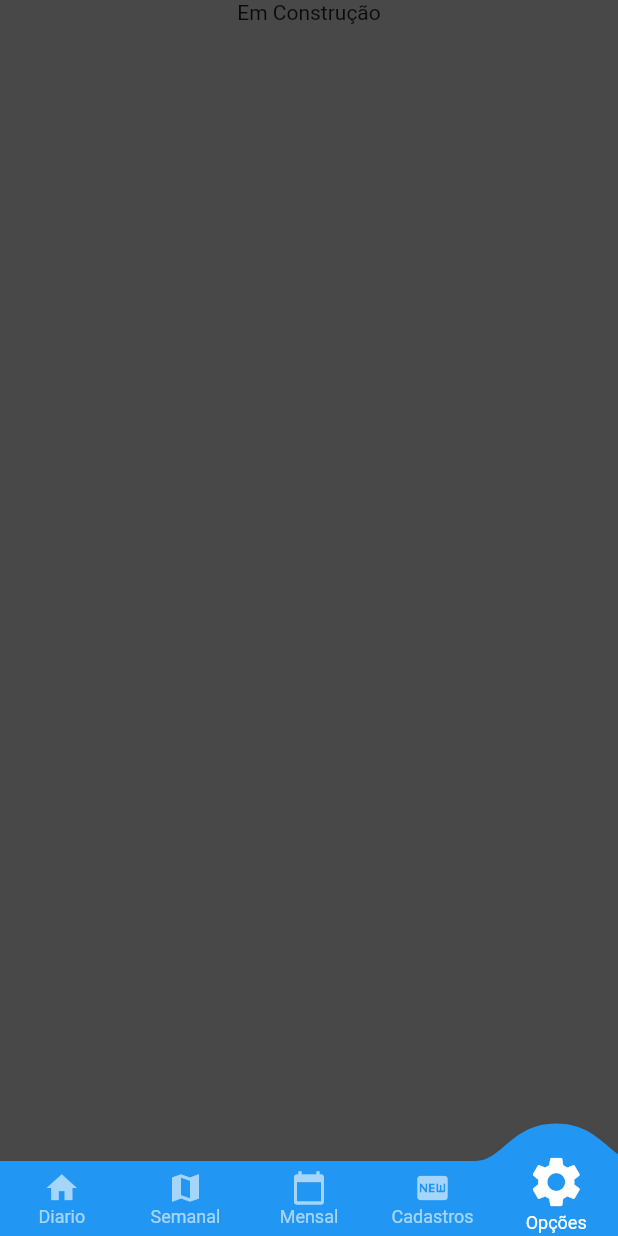
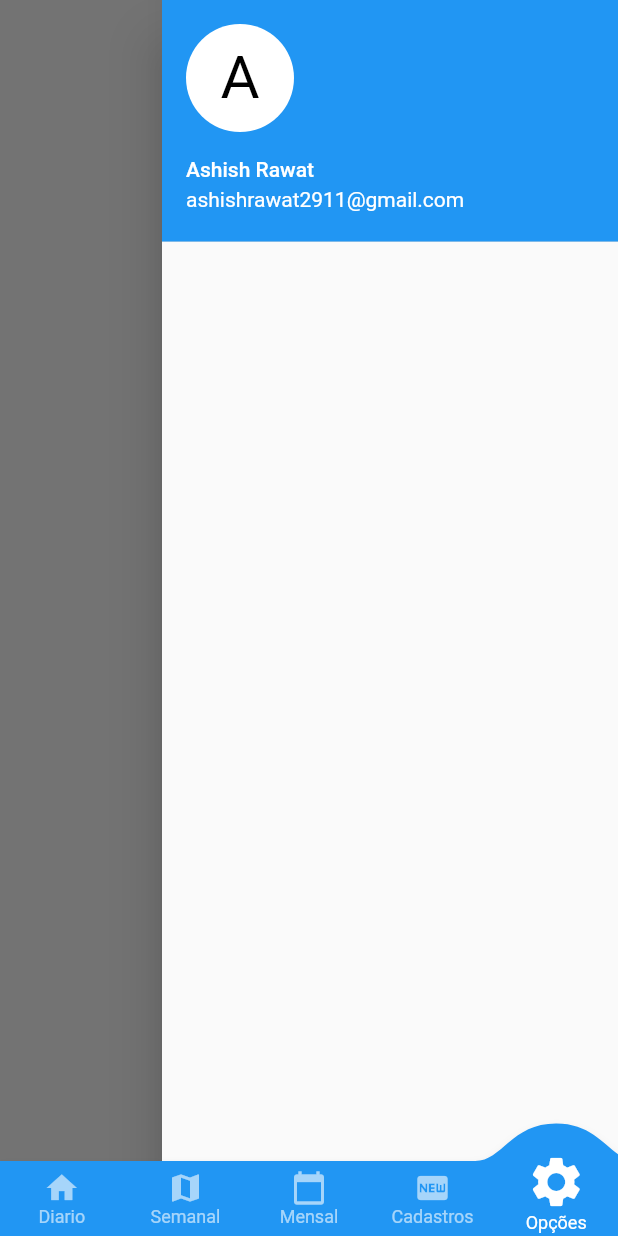
Before and after one commit to lucascardo12/housebarber, a Flutter app: the HomePage screen opened by its route, item 5 of the bottom bar chosen, on a phone screen of 412 x 824 dp. Run offline on Flutter 3.47's test engine with Material 2 defaults, Android fonts, the phone set to English and light mode, and no system bars; drawn by our look-alikes of convex_bottom_bar; our stand-ins replace dropdown_search, flutter_money_formatter, liquid_swipe, shared_preferences, syncfusion_flutter_calendar; missing offline and left inert: fluttertoastalert, mongo_dart, shared_preferences_web; accounts and stored records are empty.

Commit message:
Add Item Menu Settings

```diff
--- a/lib/pages/home/home-page.dart
+++ b/lib/pages/home/home-page.dart
@@ -2,6 +2,7 @@ import 'package:convex_bottom_bar/convex_bottom_bar.dart';
 import 'package:flutter/material.dart';
 import 'package:housebarber/config/custom-colors.dart';
 import 'package:housebarber/pages/home/dayView-page.dart';
+import 'package:housebarber/pages/home/settings-page.dart';
 import 'package:housebarber/pages/login/login-page.dart';
 import 'package:housebarber/pages/home/monthView-page.dart';
 import 'package:housebarber/pages/home/new-registers-page.dart';
@@ -57,8 +58,15 @@ class _HomePageState extends State<HomePage> {
           onWillPop: () => Navigator.push(
             context,
             new MaterialPageRoute(
-                        builder: (BuildContext context) => new LoginPage())),
-                child: SingleChildScrollView(child: body(i: xi)))));
+              builder: (BuildContext context) => new LoginPage(),
+            ),
+          ),
+          child: Container(
+            child: body(i: xi),
+          ),
+        ),
+      ),
+    );
   }
 
   Widget body({int i}) {
@@ -75,6 +83,9 @@ class _HomePageState extends State<HomePage> {
       case 4:
         return new NewRegisters();
         break;
+      case 5:
+        return Settings();
+        break;
       default:
         return new Container(
           child: Center(child: Text('Em Construção')),
--- /dev/null
+++ b/lib/pages/home/settings-page.dart
@@ -0,0 +1,59 @@
+import 'dart:math';
+
+import 'package:flutter/material.dart';
+import 'package:housebarber/config/custom-colors.dart';
+
+class Settings extends StatefulWidget {
+  @override
+  _SettingsState createState() => _SettingsState();
+}
+
+class _SettingsState extends State<Settings> {
+  final _scaffoldKey = new GlobalKey<ScaffoldState>();
+
+  @override
+  void initState() {
+    super.initState();
+
+    WidgetsBinding.instance.addPostFrameCallback((_) => openDrawer());
+  }
+
+  void openDrawer() {
+    _scaffoldKey.currentState?.openEndDrawer();
+  }
+
+  @override
+  Widget build(BuildContext context) {
+    return Scaffold(
+      key: _scaffoldKey,
+      endDrawer: Drawer(
+        child: Column(
+          children: [
+            UserAccountsDrawerHeader(
+              accountName: Text("Ashish Rawat"),
+              accountEmail: Text("ashishrawat2911@gmail.com"),
+              currentAccountPicture: CircleAvatar(
+                backgroundColor:
+                    Theme.of(context).platform == TargetPlatform.iOS
+                        ? Colors.blue
+                        : Colors.white,
+                child: Text(
+                  "A",
+                  style: TextStyle(fontSize: 40.0),
+                ),
+              ),
+            ),
+          ],
+        ),
+      ),
+      body: Center(
+        child: RaisedButton(
+          child: Text("Open"),
+          onPressed: () {
+            openDrawer();
+          },
+        ),
+      ),
+    );
+  }
+}
```
Lines whose indentation alone changed are shown as unchanged.
